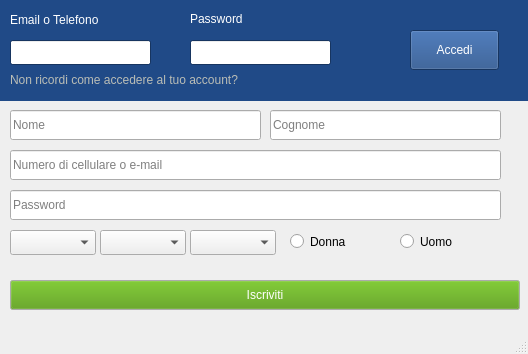
The window that Qt/mainwindow.ui (IAL32/oriented-graph-unimib) describes before a commit, drawn with Qt 5.
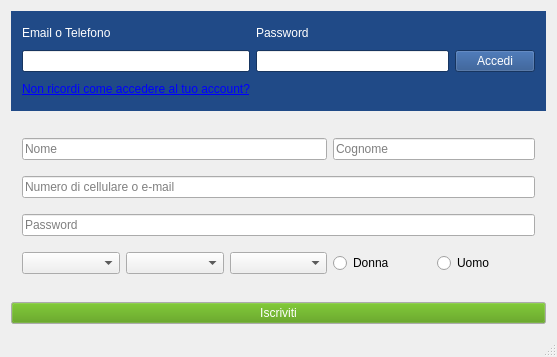
The same window after the commit.

The edit to the form file:
```diff
--- a/Qt/mainwindow.ui
+++ b/Qt/mainwindow.ui
@@ -9,16 +9,28 @@
    <rect>
     <x>0</x>
     <y>0</y>
-    <width>528</width>
-    <height>354</height>
+    <width>557</width>
+    <height>357</height>
    </rect>
   </property>
   <property name="sizePolicy">
-   <sizepolicy hsizetype="Fixed" vsizetype="Fixed">
+   <sizepolicy hsizetype="Minimum" vsizetype="Preferred">
     <horstretch>0</horstretch>
     <verstretch>0</verstretch>
    </sizepolicy>
   </property>
+  <property name="minimumSize">
+   <size>
+    <width>0</width>
+    <height>357</height>
+   </size>
+  </property>
+  <property name="maximumSize">
+   <size>
+    <width>16777215</width>
+    <height>357</height>
+   </size>
+  </property>
   <property name="windowTitle">
    <string>My Application Title</string>
   </property>
@@ -26,21 +38,21 @@
    <bool>false</bool>
   </property>
   <widget class="QWidget" name="centralWidget">
+   <layout class="QVBoxLayout" name="verticalLayout">
+    <item>
    <widget class="QWidget" name="widget" native="true">
-    <property name="geometry">
-     <rect>
-      <x>0</x>
-      <y>0</y>
-      <width>531</width>
-      <height>101</height>
-     </rect>
-    </property>
     <property name="sizePolicy">
-     <sizepolicy hsizetype="Maximum" vsizetype="Preferred">
+       <sizepolicy hsizetype="Preferred" vsizetype="Preferred">
       <horstretch>0</horstretch>
       <verstretch>0</verstretch>
      </sizepolicy>
     </property>
+      <property name="minimumSize">
+       <size>
+        <width>0</width>
+        <height>100</height>
+       </size>
+      </property>
     <property name="palette">
      <palette>
       <active>
@@ -152,6 +164,15 @@
          </color>
         </brush>
        </colorrole>
+         <colorrole role="Link">
+          <brush brushstyle="SolidPattern">
+           <color alpha="255">
+            <red>186</red>
+            <green>189</green>
+            <blue>182</blue>
+           </color>
+          </brush>
+         </colorrole>
        <colorrole role="AlternateBase">
         <brush brushstyle="SolidPattern">
          <color alpha="255">
@@ -298,6 +319,15 @@
          </color>
         </brush>
        </colorrole>
+         <colorrole role="Link">
+          <brush brushstyle="SolidPattern">
+           <color alpha="255">
+            <red>186</red>
+            <green>189</green>
+            <blue>182</blue>
+           </color>
+          </brush>
+         </colorrole>
        <colorrole role="AlternateBase">
         <brush brushstyle="SolidPattern">
          <color alpha="255">
@@ -444,6 +474,15 @@
          </color>
         </brush>
        </colorrole>
+         <colorrole role="Link">
+          <brush brushstyle="SolidPattern">
+           <color alpha="255">
+            <red>186</red>
+            <green>189</green>
+            <blue>182</blue>
+           </color>
+          </brush>
+         </colorrole>
        <colorrole role="AlternateBase">
         <brush brushstyle="SolidPattern">
          <color alpha="255">
@@ -492,83 +531,62 @@
     <property name="autoFillBackground">
      <bool>true</bool>
     </property>
+      <layout class="QGridLayout" name="gridLayout_2">
+       <item row="2" column="3">
+        <widget class="QPushButton" name="btnLogin">
+         <property name="sizePolicy">
+          <sizepolicy hsizetype="Fixed" vsizetype="Fixed">
+           <horstretch>0</horstretch>
+           <verstretch>0</verstretch>
+          </sizepolicy>
+         </property>
+         <property name="text">
+          <string>Accedi</string>
+         </property>
+        </widget>
+       </item>
+       <item row="2" column="1">
+        <widget class="QLineEdit" name="txtLPassword">
+         <property name="sizePolicy">
+          <sizepolicy hsizetype="Expanding" vsizetype="Maximum">
+           <horstretch>0</horstretch>
+           <verstretch>0</verstretch>
+          </sizepolicy>
+         </property>
+         <property name="echoMode">
+          <enum>QLineEdit::Password</enum>
+         </property>
+        </widget>
+       </item>
+       <item row="1" column="1">
+        <widget class="QLabel" name="lblLPassword">
+         <property name="text">
+          <string>Password</string>
+         </property>
+        </widget>
+       </item>
+       <item row="2" column="0">
     <widget class="QLineEdit" name="txtLEmailPhone">
-     <property name="geometry">
-      <rect>
-       <x>10</x>
-       <y>40</y>
-       <width>141</width>
-       <height>25</height>
-      </rect>
-     </property>
-    </widget>
+         <property name="sizePolicy">
+          <sizepolicy hsizetype="Expanding" vsizetype="Fixed">
+           <horstretch>0</horstretch>
+           <verstretch>0</verstretch>
+          </sizepolicy>
+         </property>
+        </widget>
+       </item>
+       <item row="1" column="0">
     <widget class="QLabel" name="lblLEmailPhone">
-     <property name="geometry">
-      <rect>
-       <x>10</x>
-       <y>10</y>
-       <width>114</width>
-       <height>20</height>
-      </rect>
-     </property>
      <property name="text">
       <string>Email o Telefono</string>
      </property>
-    </widget>
-    <widget class="QLabel" name="lblLPassword">
-     <property name="geometry">
-      <rect>
-       <x>190</x>
-       <y>10</y>
-       <width>65</width>
-       <height>17</height>
-      </rect>
-     </property>
-     <property name="text">
-      <string>Password</string>
-     </property>
-    </widget>
-    <widget class="QLineEdit" name="txtLPassword">
-     <property name="geometry">
-      <rect>
-       <x>190</x>
-       <y>40</y>
-       <width>141</width>
-       <height>25</height>
-      </rect>
-     </property>
-     <property name="sizePolicy">
-      <sizepolicy hsizetype="Ignored" vsizetype="Fixed">
-       <horstretch>0</horstretch>
-       <verstretch>0</verstretch>
-      </sizepolicy>
-     </property>
-     <property name="echoMode">
-      <enum>QLineEdit::Password</enum>
-     </property>
-    </widget>
-    <widget class="QPushButton" name="btnLogin">
-     <property name="geometry">
-      <rect>
-       <x>410</x>
-       <y>30</y>
-       <width>89</width>
-       <height>40</height>
-      </rect>
-     </property>
-     <property name="text">
-      <string>Accedi</string>
-     </property>
-    </widget>
+         <property name="buddy">
+          <cstring>txtLEmailPhone</cstring>
+         </property>
+        </widget>
+       </item>
+       <item row="3" column="0">
     <widget class="QLabel" name="label">
-     <property name="geometry">
-      <rect>
-       <x>10</x>
-       <y>71</y>
-       <width>291</width>
-       <height>17</height>
-      </rect>
-     </property>
      <property name="palette">
       <palette>
        <active>
@@ -680,6 +698,24 @@
           </color>
          </brush>
         </colorrole>
+            <colorrole role="Highlight">
+             <brush brushstyle="SolidPattern">
+              <color alpha="255">
+               <red>211</red>
+               <green>215</green>
+               <blue>207</blue>
+              </color>
+             </brush>
+            </colorrole>
+            <colorrole role="Link">
+             <brush brushstyle="SolidPattern">
+              <color alpha="255">
+               <red>211</red>
+               <green>215</green>
+               <blue>207</blue>
+              </color>
+             </brush>
+            </colorrole>
         <colorrole role="AlternateBase">
          <brush brushstyle="SolidPattern">
           <color alpha="255">
@@ -826,6 +862,24 @@
           </color>
          </brush>
         </colorrole>
+            <colorrole role="Highlight">
+             <brush brushstyle="SolidPattern">
+              <color alpha="255">
+               <red>211</red>
+               <green>215</green>
+               <blue>207</blue>
+              </color>
+             </brush>
+            </colorrole>
+            <colorrole role="Link">
+             <brush brushstyle="SolidPattern">
+              <color alpha="255">
+               <red>211</red>
+               <green>215</green>
+               <blue>207</blue>
+              </color>
+             </brush>
+            </colorrole>
         <colorrole role="AlternateBase">
          <brush brushstyle="SolidPattern">
           <color alpha="255">
@@ -972,6 +1026,24 @@
           </color>
          </brush>
         </colorrole>
+            <colorrole role="Highlight">
+             <brush brushstyle="SolidPattern">
+              <color alpha="255">
+               <red>145</red>
+               <green>145</green>
+               <blue>145</blue>
+              </color>
+             </brush>
+            </colorrole>
+            <colorrole role="Link">
+             <brush brushstyle="SolidPattern">
+              <color alpha="255">
+               <red>211</red>
+               <green>215</green>
+               <blue>207</blue>
+              </color>
+             </brush>
+            </colorrole>
         <colorrole role="AlternateBase">
          <brush brushstyle="SolidPattern">
           <color alpha="255">
@@ -1015,54 +1087,40 @@
       <cursorShape>PointingHandCursor</cursorShape>
      </property>
      <property name="text">
-      <string>Non ricordi come accedere al tuo account?</string>
-     </property>
-    </widget>
-   </widget>
+          <string>&lt;a href=&quot;#&quot;&gt;Non ricordi come accedere al tuo account?&lt;/a&gt;</string>
+         </property>
+        </widget>
+       </item>
+      </layout>
+     </widget>
+    </item>
+    <item>
    <widget class="QWidget" name="widget_2" native="true">
-    <property name="geometry">
-     <rect>
-      <x>0</x>
-      <y>100</y>
-      <width>521</width>
-      <height>181</height>
-     </rect>
-    </property>
-    <widget class="QLineEdit" name="txtRNome">
-     <property name="geometry">
-      <rect>
-       <x>10</x>
-       <y>10</y>
-       <width>251</width>
-       <height>30</height>
-      </rect>
-     </property>
-     <property name="placeholderText">
-      <string>Nome</string>
-     </property>
-    </widget>
-    <widget class="QLineEdit" name="txtRCognome">
-     <property name="geometry">
-      <rect>
-       <x>270</x>
-       <y>10</y>
-       <width>231</width>
-       <height>30</height>
-      </rect>
-     </property>
-     <property name="placeholderText">
-      <string>Cognome</string>
-     </property>
-    </widget>
+      <property name="sizePolicy">
+       <sizepolicy hsizetype="Preferred" vsizetype="Minimum">
+        <horstretch>0</horstretch>
+        <verstretch>0</verstretch>
+       </sizepolicy>
+      </property>
+      <property name="minimumSize">
+       <size>
+        <width>0</width>
+        <height>180</height>
+       </size>
+      </property>
+      <layout class="QGridLayout" name="gridLayout">
+       <item row="4" column="4">
+        <widget class="QRadioButton" name="rdRMale">
+         <property name="text">
+          <string>Uomo</string>
+         </property>
+        </widget>
+       </item>
+       <item row="4" column="0">
+        <widget class="QComboBox" name="cmbRDateDay"/>
+       </item>
+       <item row="1" column="0" colspan="5">
     <widget class="QLineEdit" name="txtREmailPhone">
-     <property name="geometry">
-      <rect>
-       <x>10</x>
-       <y>50</y>
-       <width>491</width>
-       <height>30</height>
-      </rect>
-     </property>
      <property name="styleSheet">
       <string notr="true"/>
      </property>
@@ -1070,88 +1128,49 @@
       <string>Numero di cellulare o e-mail</string>
      </property>
     </widget>
-    <widget class="QLineEdit" name="txtRPassword">
-     <property name="geometry">
-      <rect>
-       <x>10</x>
-       <y>90</y>
-       <width>491</width>
-       <height>30</height>
-      </rect>
-     </property>
-     <property name="echoMode">
-      <enum>QLineEdit::Password</enum>
-     </property>
+       </item>
+       <item row="0" column="0" colspan="3">
+        <widget class="QLineEdit" name="txtRNome">
      <property name="placeholderText">
-      <string>Password</string>
-     </property>
-    </widget>
-    <widget class="QComboBox" name="cmbRDateDay">
-     <property name="geometry">
-      <rect>
-       <x>10</x>
-       <y>130</y>
-       <width>86</width>
-       <height>25</height>
-      </rect>
-     </property>
-    </widget>
-    <widget class="QComboBox" name="cmbRDateMonth">
-     <property name="geometry">
-      <rect>
-       <x>100</x>
-       <y>130</y>
-       <width>86</width>
-       <height>25</height>
-      </rect>
-     </property>
-    </widget>
-    <widget class="QComboBox" name="cmbRDateYear">
-     <property name="geometry">
-      <rect>
-       <x>190</x>
-       <y>130</y>
-       <width>86</width>
-       <height>25</height>
-      </rect>
-     </property>
-    </widget>
+          <string>Nome</string>
+         </property>
+        </widget>
+       </item>
+       <item row="4" column="1">
+        <widget class="QComboBox" name="cmbRDateMonth"/>
+       </item>
+       <item row="0" column="3" colspan="2">
+        <widget class="QLineEdit" name="txtRCognome">
+         <property name="placeholderText">
+          <string>Cognome</string>
+         </property>
+        </widget>
+       </item>
+       <item row="4" column="2">
+        <widget class="QComboBox" name="cmbRDateYear"/>
+       </item>
+       <item row="4" column="3">
     <widget class="QRadioButton" name="rdRFemale">
-     <property name="geometry">
-      <rect>
-       <x>290</x>
-       <y>130</y>
-       <width>112</width>
-       <height>23</height>
-      </rect>
-     </property>
      <property name="text">
       <string>Donna</string>
      </property>
     </widget>
-    <widget class="QRadioButton" name="rdRMale">
-     <property name="geometry">
-      <rect>
-       <x>400</x>
-       <y>130</y>
-       <width>112</width>
-       <height>23</height>
-      </rect>
-     </property>
-     <property name="text">
-      <string>Uomo</string>
-     </property>
-    </widget>
-   </widget>
+       </item>
+       <item row="3" column="0" colspan="5">
+        <widget class="QLineEdit" name="txtRPassword">
+         <property name="echoMode">
+          <enum>QLineEdit::Password</enum>
+         </property>
+         <property name="placeholderText">
+          <string>Password</string>
+         </property>
+        </widget>
+       </item>
+      </layout>
+     </widget>
+    </item>
+    <item>
    <widget class="QPushButton" name="btnRegister">
-    <property name="geometry">
-     <rect>
-      <x>10</x>
-      <y>280</y>
-      <width>510</width>
-      <height>30</height>
-     </rect>
-    </property>
     <property name="palette">
      <palette>
       <active>
@@ -1220,6 +1239,8 @@
      <string>Iscriviti</string>
     </property>
    </widget>
+    </item>
+   </layout>
   </widget>
   <widget class="QStatusBar" name="statusBar"/>
  </widget>
```
Left out of the diff: 15 changed lines with no effect on the pictures. Lines whose indentation alone changed are shown as unchanged.
